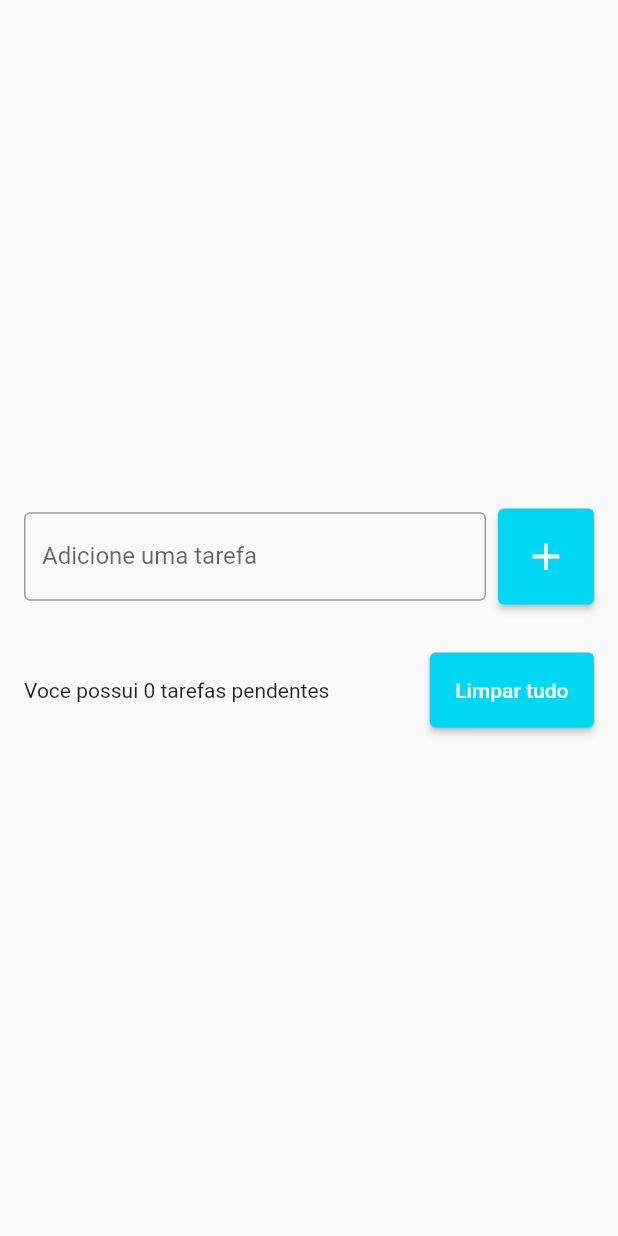
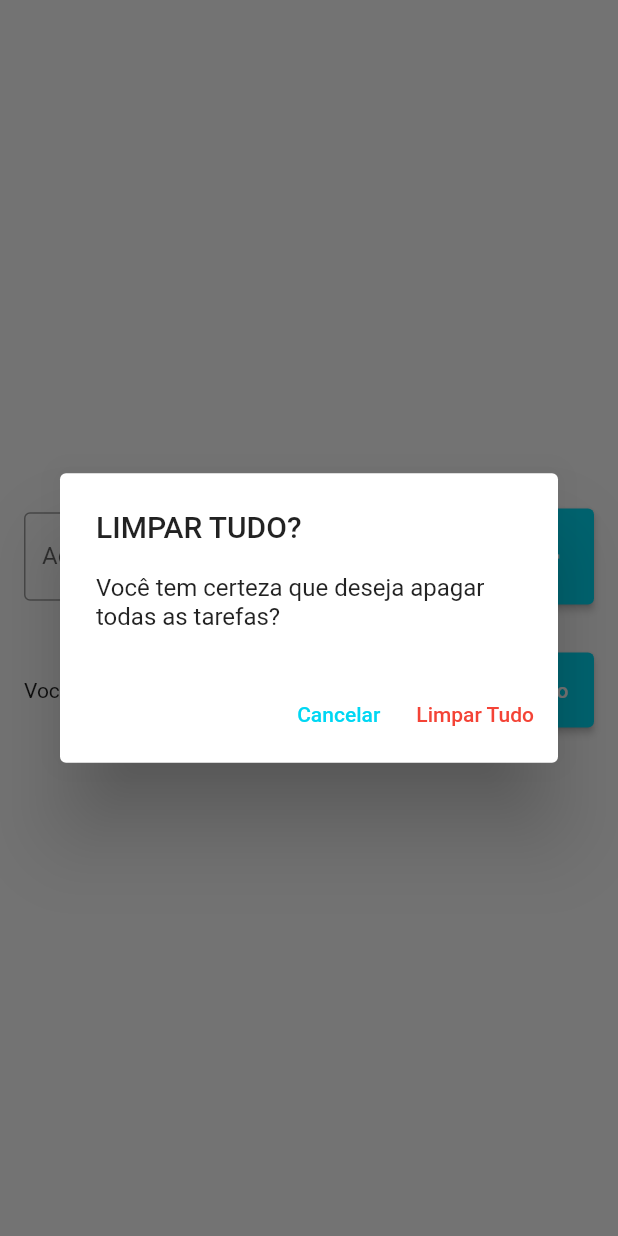
Before and after one commit to 9reis/app_lista_tarefas, a Flutter app: the screen it shows after launch, after a tap on "Limpar tudo", on a phone screen of 412 x 824 dp. Run offline on Flutter 3.47's test engine with Material 2 defaults, Android fonts, the phone set to English and light mode, and no system bars; our stand-ins replace flutter_slidable.

Commit message:
Deletando todas as tarefas

```diff
--- a/lib/pages/todo_list_page.dart
+++ b/lib/pages/todo_list_page.dart
@@ -80,7 +80,7 @@ class _TodoListPageState extends State<TodoListPage> {
                     ),
                     SizedBox(width: 8),
                     ElevatedButton(
-                      onPressed: () {},
+                      onPressed: showDeleteTodosConfirmationDialog,
                       style: ElevatedButton.styleFrom(
                           primary: Color(0xFF00D7F3),
                           padding: const EdgeInsets.all(17)),
@@ -128,4 +128,42 @@ class _TodoListPageState extends State<TodoListPage> {
       ),
     );
   }
+
+  void showDeleteTodosConfirmationDialog() {
+    showDialog(
+      context: context,
+      builder: ((context) => AlertDialog(
+            title: Text("LIMPAR TUDO?"),
+            content:
+                Text("Você tem certeza que deseja apagar todas as tarefas?"),
+            actions: [
+              TextButton(
+                onPressed: () {
+                  Navigator.of(context).pop();
+                },
+                style: TextButton.styleFrom(
+                  primary: Color(0XFF00D7F3),
+                ),
+                child: Text("Cancelar"),
+              ),
+              TextButton(
+                onPressed: () {
+                  Navigator.of(context).pop();
+                  deleteAllTodos();
+                },
+                style: TextButton.styleFrom(
+                  primary: Colors.red,
+                ),
+                child: Text("Limpar Tudo"),
+              )
+            ],
+          )),
+    );
+  }
+
+  void deleteAllTodos() {
+    setState(() {
+      todos.clear();
+    });
+  }
 }
```
